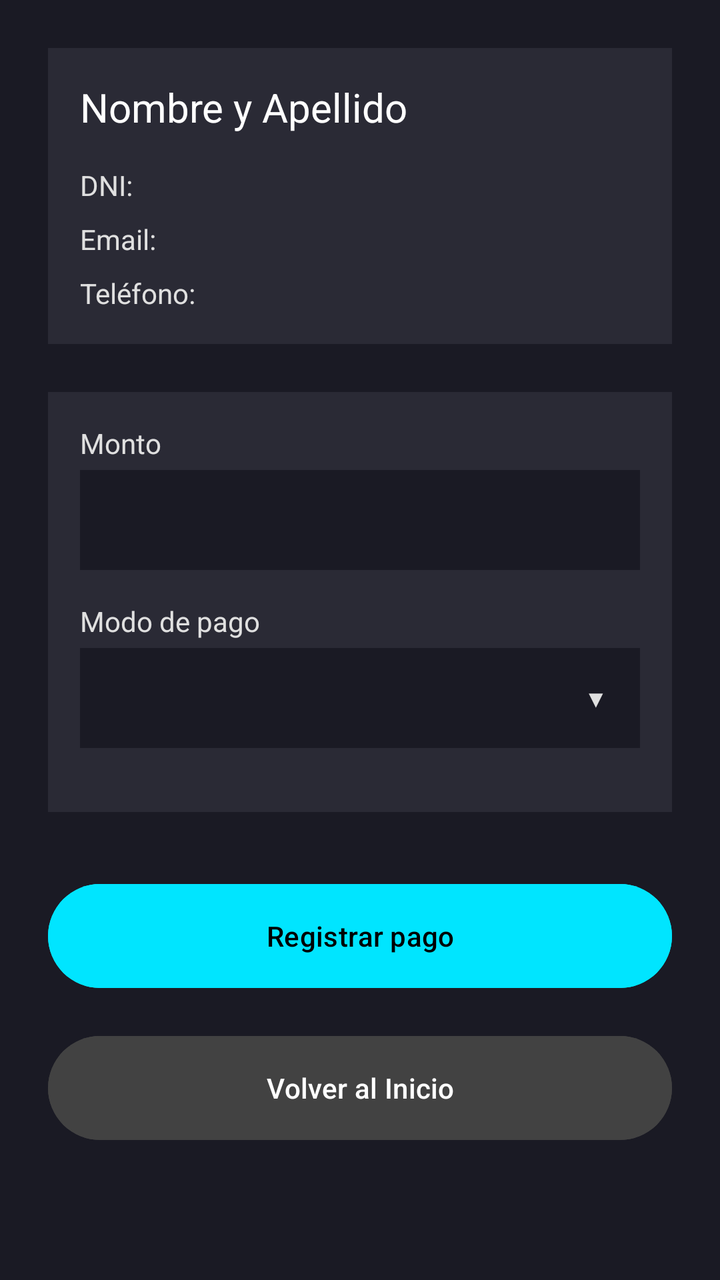
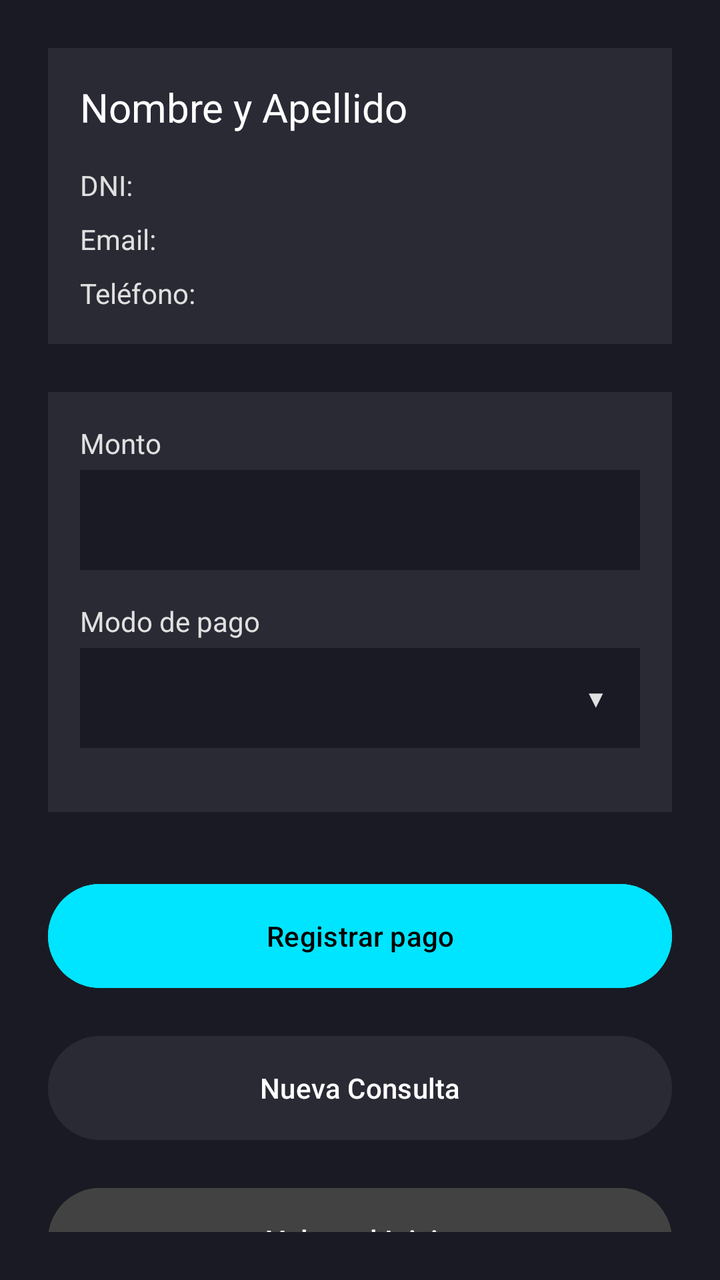

The first picture is an Android layout as it rendered before a commit; the second is the same layout after the commit. The layout source and the unified diff follow.
<!-- AndroidManifest.xml: application theme Theme.triada_DAM_MTlon -->
<!-- res/layout/activity_cobro.xml -->
<?xml version="1.0" encoding="utf-8"?>
<LinearLayout xmlns:android="http://schemas.android.com/apk/res/android"
    xmlns:tools="http://schemas.android.com/tools"
    android:layout_width="match_parent"
    android:layout_height="match_parent"
    android:orientation="vertical"
    android:background="#1A1A24"
    android:padding="24dp">

    <LinearLayout
        android:layout_width="match_parent"
        android:layout_height="wrap_content"
        android:orientation="vertical"
        android:background="#2A2A35"
        android:padding="16dp"
        android:layout_marginBottom="24dp">

        <TextView
            android:id="@+id/tvNombreCompleto"
            android:layout_width="wrap_content"
            android:layout_height="wrap_content"
            android:text="@string/nombre_y_apellido"
            android:textColor="#FFFFFF"
            android:textSize="20sp"
            android:layout_marginBottom="16dp"/>

        <TextView
            android:id="@+id/tvDniCobro"
            android:layout_width="wrap_content"
            android:layout_height="wrap_content"
            android:text="DNI: "
            android:textColor="#E0E0E0"
            android:layout_marginBottom="8dp"
            tools:ignore="HardcodedText" />

        <TextView
            android:id="@+id/tvEmailCobro"
            android:layout_width="wrap_content"
            android:layout_height="wrap_content"
            android:text="Email: "
            android:textColor="#E0E0E0"
            android:layout_marginBottom="8dp"
            tools:ignore="HardcodedText" />

        <TextView
            android:id="@+id/tvTelefonoCobro"
            android:layout_width="wrap_content"
            android:layout_height="wrap_content"
            android:text="Teléfono: "
            android:textColor="#E0E0E0"
            tools:ignore="HardcodedText" />
    </LinearLayout>

    <LinearLayout
        android:layout_width="match_parent"
        android:layout_height="wrap_content"
        android:orientation="vertical"
        android:background="#2A2A35"
        android:padding="16dp"
        android:layout_marginBottom="32dp">

        <TextView
            android:layout_width="wrap_content"
            android:layout_height="wrap_content"
            android:text="Monto"
            android:textColor="#E0E0E0"
            android:layout_marginBottom="4dp"
            tools:ignore="HardcodedText" />

        <EditText
            android:id="@+id/etMonto"
            android:layout_width="match_parent"
            android:layout_height="50dp"
            android:layout_marginBottom="16dp"
            android:autofillHints=""
            android:background="#1A1A24"
            android:inputType="number"
            android:padding="12dp"
            android:textColor="#FFFFFF"
            tools:ignore="LabelFor,SpeakableTextPresentCheck,VisualLintTextFieldSize" />

        <TextView
            android:layout_width="wrap_content"
            android:layout_height="wrap_content"
            android:text="Modo de pago"
            android:textColor="#E0E0E0"
            android:layout_marginBottom="4dp"
            tools:ignore="HardcodedText" />
            
        <FrameLayout
            android:layout_width="match_parent"
            android:layout_height="50dp"
            android:layout_marginBottom="16dp"
            android:background="#1A1A24">
            <Spinner
                android:id="@+id/spModoPago"
                android:layout_width="match_parent"
                android:layout_height="match_parent"
                android:background="@null"
                android:padding="12dp" />
            <TextView
                android:layout_width="wrap_content"
                android:layout_height="wrap_content"
                android:text="▼"
                android:textColor="#E0E0E0"
                android:layout_gravity="end|center_vertical"
                android:layout_marginEnd="16dp"
                android:textSize="12sp"
                tools:ignore="HardcodedText" />
        </FrameLayout>
    </LinearLayout>

    <Button
        android:id="@+id/btnRegistrarPago"
        android:layout_width="match_parent"
        android:layout_height="60dp"
        android:text="Registrar pago"
        android:backgroundTint="#00E5FF"
        android:textColor="#000000"
        android:layout_marginBottom="16dp"
        tools:ignore="HardcodedText,VisualLintButtonSize" />

    <Button
        android:id="@+id/btnVolverMenu"
        android:layout_width="match_parent"
        android:layout_height="60dp"
        android:text="Volver al Inicio"
        android:backgroundTint="#424242"
        android:textColor="#FFFFFF"
        tools:ignore="HardcodedText,VisualLintButtonSize" />

</LinearLayout>
<!-- resources referenced by this layout -->
<resources>
  <string name="nombre_y_apellido">Nombre y Apellido</string>
  <style name="Theme.triada_DAM_MTlon" parent="Base.Theme.triada_DAM_MTlon" />
  <style name="Base.Theme.triada_DAM_MTlon" parent="Theme.Material3.DayNight.NoActionBar">
          
          
      </style>
</resources>

<!-- the commit's change to res/layout/activity_cobro.xml (unified diff, before → after) -->
@@ -121,6 +121,16 @@
         tools:ignore="HardcodedText,VisualLintButtonSize" />
 
     <Button
+        android:id="@+id/btnNuevaConsultaCobro"
+        android:layout_width="match_parent"
+        android:layout_height="60dp"
+        android:text="Nueva Consulta"
+        android:backgroundTint="#2A2A35"
+        android:textColor="#FFFFFF"
+        android:layout_marginBottom="16dp"
+        tools:ignore="HardcodedText,VisualLintButtonSize" />
+
+    <Button
         android:id="@+id/btnVolverMenu"
         android:layout_width="match_parent"
         android:layout_height="60dp"
